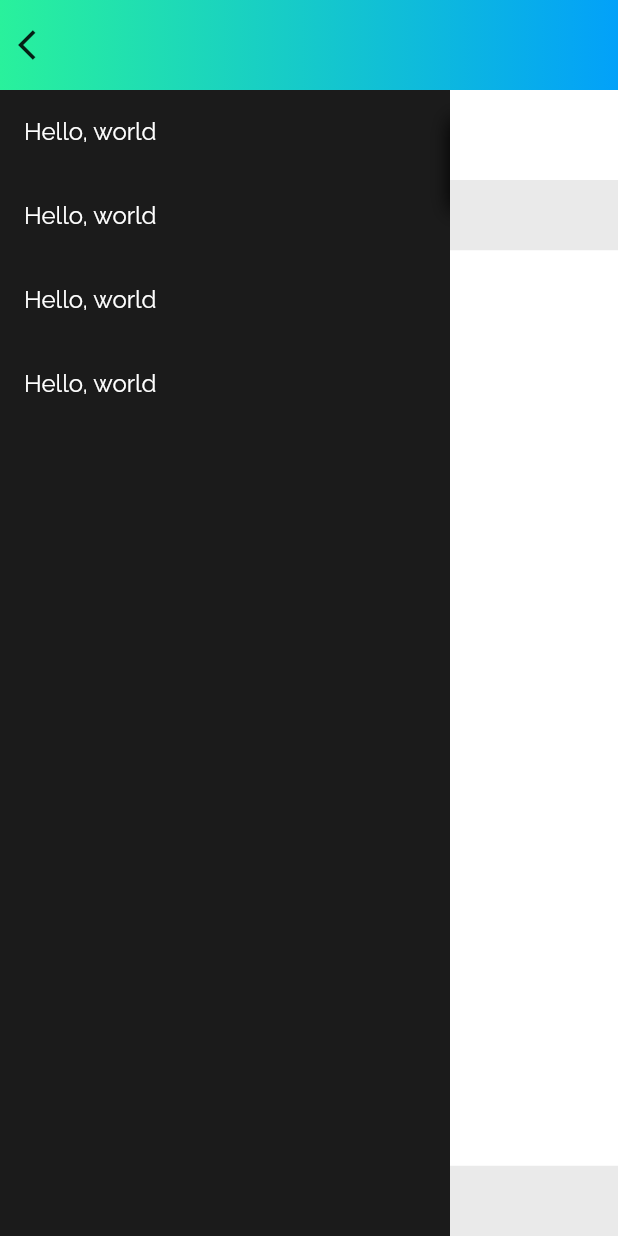
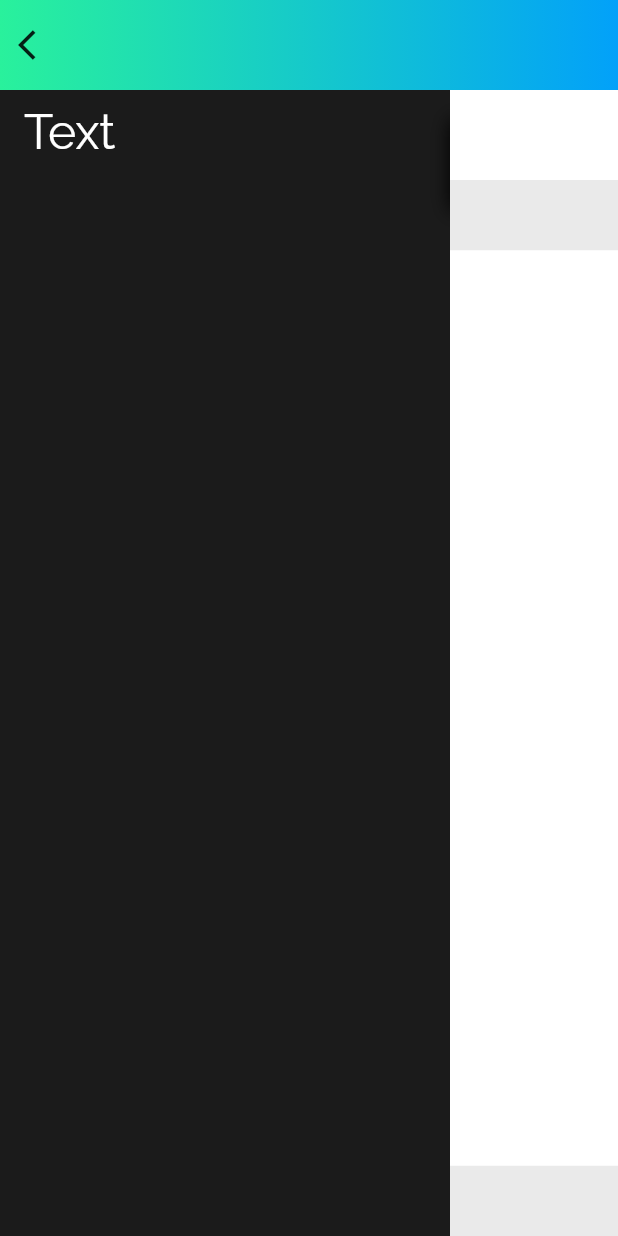
Before and after one commit to wilsonowilson/repaint, a Flutter app: the CreatePage screen opened directly, on a phone screen of 412 x 824 dp. Run offline on Flutter 3.47's test engine with Material 2 defaults, Android fonts, the phone set to English and light mode, and no system bars; our stand-ins replace bloc, dartz, equatable, flutter_bloc, google_fonts; missing offline and left inert: layout.

Commit message:
Additional fixes

```diff
--- a/lib/application/cubit/canvas_cubit.dart
+++ b/lib/application/cubit/canvas_cubit.dart
@@ -12,10 +12,11 @@ class CanvasCubit extends Cubit<CanvasState> {
 
   void addLayer(RLayer layer) {
     final layers = state.layers.toList();
-
+    final identityLayer = IdentityLayer(id: Uuid().v4(), data: layer);
     emit(state.copyWith(
-      layers: layers..add(IdentityLayer(id: Uuid().v4(), data: layer)),
+      layers: layers..add(identityLayer),
     ));
+    selectLayer(identityLayer);
   }
 
   void removeLayer(IdentityLayer layer) {
--- a/lib/components/sidebar.dart
+++ b/lib/components/sidebar.dart
@@ -7,31 +7,30 @@ import 'package:flutter_bloc/flutter_bloc.dart';
 class SideBar extends StatelessWidget {
   @override
   Widget build(BuildContext context) {
+    final layer = TextLayer(
+      offset: Offset(0, 0),
+      style: GoogleFonts.raleway(
+        fontSize: 32,
+        color: Colors.black,
+      ),
+      text: 'Text',
+    );
     return Container(
       height: double.maxFinite,
       width: 300,
       color: Color(0xff1b1b1b),
-      child: ListView.builder(
-          itemCount: 4,
-          itemBuilder: (context, index) {
-            final layer = TextLayer(
-              offset: Offset(0, 0),
-              style: GoogleFonts.lobster(
-                fontSize: 48,
-                color: Colors.black,
-              ),
-              text: 'Hello, world',
-            );
-            return Draggable<TextLayer>(
+      child: ListView(
+        children: [
+          Draggable<TextLayer>(
             data: layer,
             feedback: Center(
               child: Material(
                 color: Colors.transparent,
                 child: Text(
-                    'Hello, world',
+                  'Text',
                   style: TextStyle(
                     color: Colors.black,
-                      fontSize: 16,
+                    fontSize: 32,
                   ),
                 ),
               ),
@@ -39,14 +38,16 @@ class SideBar extends StatelessWidget {
             child: ListTile(
               onTap: () => context.read<CanvasCubit>().addLayer(layer),
               title: Text(
-                  'Hello, world',
-                  style: TextStyle(
+                'Text',
+                style: GoogleFonts.raleway(
                   color: Colors.white,
+                  fontSize: 32,
                 ),
               ),
             ),
-            );
-          }),
+          ),
+        ],
+      ),
     );
   }
 }
```
Also changed, not shown: lib/components/edit_bar.dart (+81 -0 lines), lib/components/layer_targets.dart (+5 -2 lines). Lines whose indentation alone changed are shown as unchanged.
